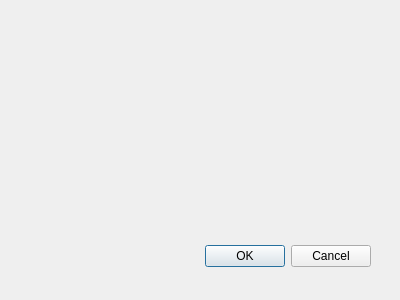
Old version of the form filterwindow.ui in the repository inso-/YellowShark.
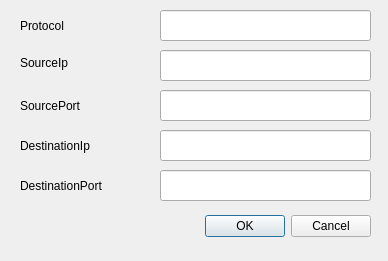
New version of the form.

```diff
--- a/filterwindow.ui
+++ b/filterwindow.ui
@@ -8,8 +8,8 @@
    <rect>
     <x>0</x>
     <y>0</y>
-    <width>400</width>
-    <height>300</height>
+    <width>388</width>
+    <height>261</height>
    </rect>
   </property>
   <property name="windowTitle">
@@ -19,7 +19,7 @@
    <property name="geometry">
     <rect>
      <x>30</x>
-     <y>240</y>
+     <y>210</y>
      <width>341</width>
      <height>32</height>
     </rect>
@@ -31,6 +31,145 @@
     <set>QDialogButtonBox::Cancel|QDialogButtonBox::Ok</set>
    </property>
   </widget>
+  <widget class="QLineEdit" name="packetSourcePort">
+   <property name="geometry">
+    <rect>
+     <x>160</x>
+     <y>90</y>
+     <width>211</width>
+     <height>31</height>
+    </rect>
+   </property>
+   <property name="toolTip">
+    <string>&lt;html&gt;&lt;head/&gt;&lt;body&gt;&lt;p&gt;source port&lt;/p&gt;&lt;/body&gt;&lt;/html&gt;</string>
+   </property>
+  </widget>
+  <widget class="QLabel" name="label_2">
+   <property name="geometry">
+    <rect>
+     <x>20</x>
+     <y>47</y>
+     <width>90</width>
+     <height>31</height>
+    </rect>
+   </property>
+   <property name="text">
+    <string>SourceIp</string>
+   </property>
+  </widget>
+  <widget class="QLineEdit" name="packetSourceIp">
+   <property name="geometry">
+    <rect>
+     <x>160</x>
+     <y>50</y>
+     <width>211</width>
+     <height>31</height>
+    </rect>
+   </property>
+   <property name="toolTip">
+    <string>&lt;html&gt;&lt;head/&gt;&lt;body&gt;&lt;p&gt;source ip&lt;/p&gt;&lt;/body&gt;&lt;/html&gt;</string>
+   </property>
+   <property name="toolTipDuration">
+    <number>10</number>
+   </property>
+  </widget>
+  <widget class="QLabel" name="label_3">
+   <property name="geometry">
+    <rect>
+     <x>20</x>
+     <y>130</y>
+     <width>90</width>
+     <height>31</height>
+    </rect>
+   </property>
+   <property name="text">
+    <string>DestinationIp</string>
+   </property>
+  </widget>
+  <widget class="QLabel" name="label_6">
+   <property name="geometry">
+    <rect>
+     <x>20</x>
+     <y>170</y>
+     <width>107</width>
+     <height>31</height>
+    </rect>
+   </property>
+   <property name="text">
+    <string>DestinationPort</string>
+   </property>
+  </widget>
+  <widget class="QLabel" name="label">
+   <property name="geometry">
+    <rect>
+     <x>20</x>
+     <y>10</y>
+     <width>90</width>
+     <height>31</height>
+    </rect>
+   </property>
+   <property name="text">
+    <string>Protocol</string>
+   </property>
+  </widget>
+  <widget class="QLineEdit" name="packetDestinationPort">
+   <property name="geometry">
+    <rect>
+     <x>160</x>
+     <y>170</y>
+     <width>211</width>
+     <height>31</height>
+    </rect>
+   </property>
+   <property name="toolTip">
+    <string>&lt;html&gt;&lt;head/&gt;&lt;body&gt;&lt;p&gt;destination port&lt;/p&gt;&lt;/body&gt;&lt;/html&gt;</string>
+   </property>
+   <property name="whatsThis">
+    <string>&lt;html&gt;&lt;head/&gt;&lt;body&gt;&lt;p&gt;destination port&lt;/p&gt;&lt;/body&gt;&lt;/html&gt;</string>
+   </property>
+  </widget>
+  <widget class="QLineEdit" name="packetDestinationIp">
+   <property name="geometry">
+    <rect>
+     <x>160</x>
+     <y>130</y>
+     <width>211</width>
+     <height>31</height>
+    </rect>
+   </property>
+   <property name="toolTip">
+    <string>&lt;html&gt;&lt;head/&gt;&lt;body&gt;&lt;p&gt;destination ip&lt;/p&gt;&lt;/body&gt;&lt;/html&gt;</string>
+   </property>
+  </widget>
+  <widget class="QLabel" name="label_5">
+   <property name="geometry">
+    <rect>
+     <x>20</x>
+     <y>90</y>
+     <width>107</width>
+     <height>31</height>
+    </rect>
+   </property>
+   <property name="text">
+    <string>SourcePort</string>
+   </property>
+  </widget>
+  <widget class="QLineEdit" name="packetType">
+   <property name="geometry">
+    <rect>
+     <x>160</x>
+     <y>10</y>
+     <width>211</width>
+     <height>31</height>
+    </rect>
+   </property>
+   <property name="toolTip">
+    <string>&lt;html&gt;&lt;head/&gt;&lt;body&gt;&lt;p&gt;source ip&lt;/p&gt;&lt;/body&gt;&lt;/html&gt;</string>
+   </property>
+   <property name="toolTipDuration">
+    <number>10</number>
+   </property>
+  </widget>
  </widget>
  <pixmapfunction/>
  <resources/>
```
Left out of the diff: 5 changed lines with no effect on the pictures.
